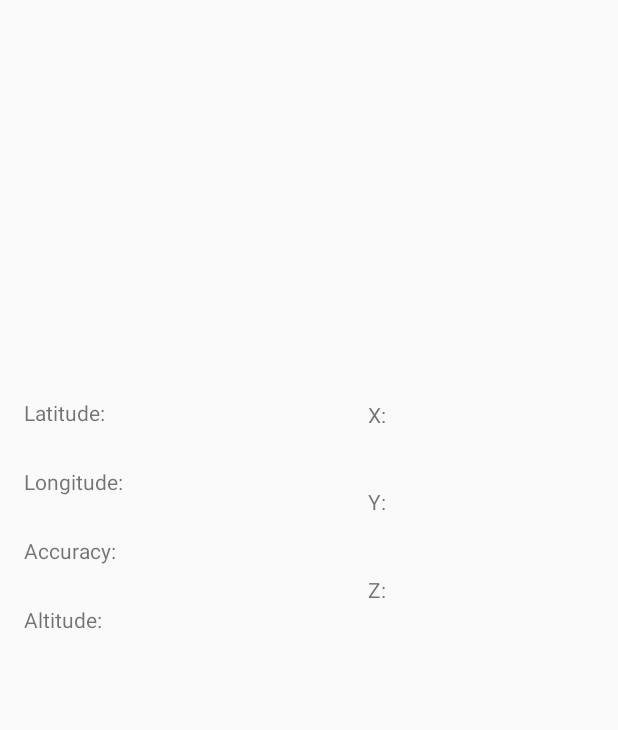
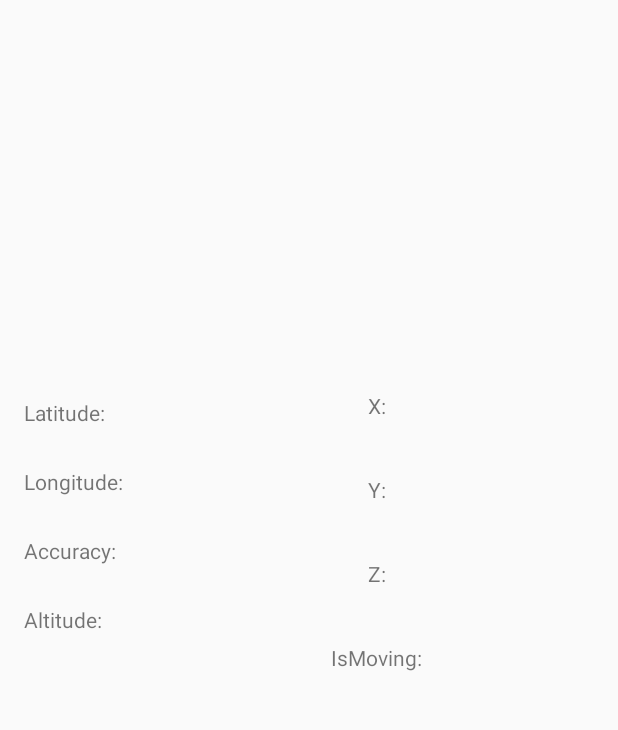
Before and after one commit to bhardwaj-varun/rover-android, an Android app: the screen it shows after launch (LocationActivity), on a phone screen of 412 x 824 dp, the part 434-1164 px from its top. Run offline under Robolectric (Android 15) with nearby library versions, the phone set to English and light mode, and no system bars.

Commit message:
added is moving code and  ismoving textview

```diff
--- a/app/src/main/res/layout/activity_location.xml
+++ b/app/src/main/res/layout/activity_location.xml
@@ -176,6 +176,14 @@
                 android:text="Z: "
                 android:layout_gravity="center_horizontal"/>
             <TextView
+                android:id="@+id/tvIsMoving"
+                android:layout_width="wrap_content"
+                android:layout_height="0dp"
+                android:layout_weight="1"
+                android:layout_marginTop="20dp"
+                android:text="IsMoving: "
+                android:layout_gravity="center_horizontal"/>
+            <TextView
                 android:layout_width="match_parent"
                 android:layout_height="0dp"
                 android:layout_weight="2.5"/>
```
Also changed, not shown: app/src/main/java/com/android/rover/LocationActivity.java (+39 -2 lines).
